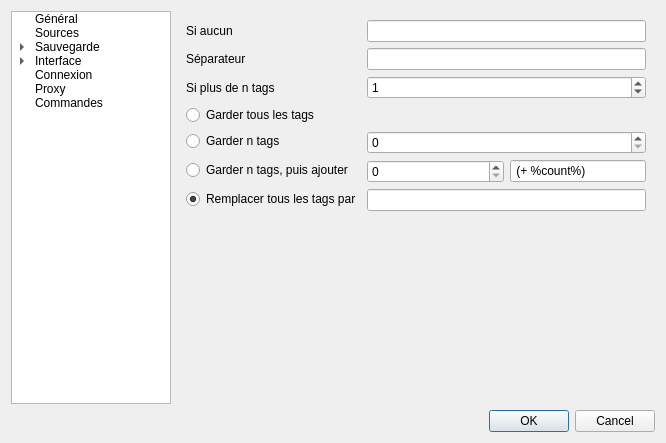
Above: ui/optionswindow.ui from XanderMld/imgbrd-grabber before the change. Below: the same form after it.
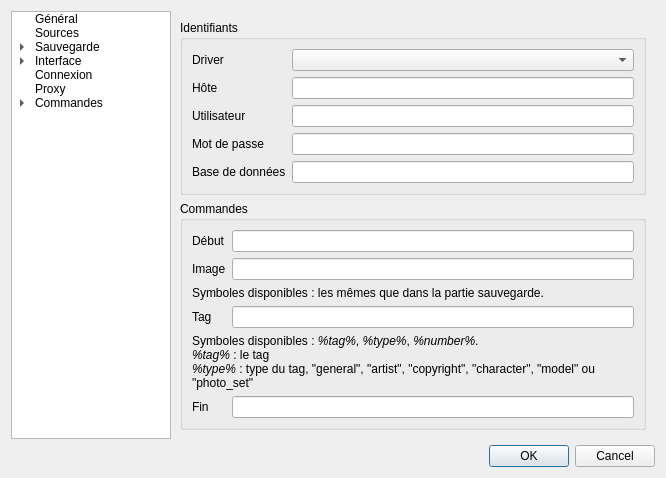
That is the form after the change. Icons and pictures are not drawn.

Commit message: * Simplification of the commands system (code wise). * Added database commands support. * Fixed merging issues. * Added missing translations. * Improved zerochan support.

Diff of the .ui file:
```diff
--- a/ui/optionswindow.ui
+++ b/ui/optionswindow.ui
@@ -20,6 +20,9 @@
   <layout class="QVBoxLayout" name="verticalLayout">
    <item>
     <layout class="QHBoxLayout" name="horizontalLayout" stretch="0,0">
+     <property name="spacing">
+      <number>0</number>
+     </property>
      <property name="sizeConstraint">
       <enum>QLayout::SetFixedSize</enum>
      </property>
@@ -136,6 +139,11 @@
         <property name="text">
          <string>Commandes</string>
         </property>
+        <item>
+         <property name="text">
+          <string>Base de données</string>
+         </property>
+        </item>
        </item>
       </widget>
      </item>
@@ -148,7 +156,7 @@
         </sizepolicy>
        </property>
        <property name="currentIndex">
-        <number>6</number>
+        <number>16</number>
        </property>
        <widget class="QWidget" name="page1">
         <layout class="QFormLayout" name="formLayout_14">
@@ -1823,56 +1831,17 @@
          <property name="fieldGrowthPolicy">
           <enum>QFormLayout::AllNonFixedFieldsGrow</enum>
          </property>
-         <item row="0" column="0" colspan="2">
-          <widget class="QGroupBox" name="groupBox">
-           <property name="title">
-            <string>Avec initialisation</string>
-           </property>
-           <layout class="QFormLayout" name="formLayout_13">
-            <item row="0" column="0">
-             <widget class="QLabel" name="label_25">
-              <property name="text">
-               <string>Initialisation</string>
-              </property>
-             </widget>
-            </item>
-            <item row="0" column="1">
-             <widget class="QLineEdit" name="lineCommandsGroupInitialisation"/>
-            </item>
-            <item row="1" column="0">
-             <widget class="QLabel" name="label_26">
-              <property name="text">
-               <string>Image</string>
-              </property>
-             </widget>
-            </item>
-            <item row="1" column="1">
-             <widget class="QLineEdit" name="lineCommandsGroupImage"/>
-            </item>
-            <item row="2" column="0">
-             <widget class="QLabel" name="label_28">
-              <property name="text">
-               <string>Tag</string>
-              </property>
-             </widget>
-            </item>
-            <item row="2" column="1">
-             <widget class="QLineEdit" name="lineCommandsGroupTag"/>
-            </item>
-           </layout>
-          </widget>
-         </item>
-         <item row="1" column="0">
+         <item row="0" column="0">
           <widget class="QLabel" name="label_3">
            <property name="text">
             <string>Image</string>
            </property>
           </widget>
          </item>
-         <item row="1" column="1">
+         <item row="0" column="1">
           <widget class="QLineEdit" name="lineCommandsImage"/>
          </item>
-         <item row="2" column="0" colspan="2">
+         <item row="1" column="0" colspan="2">
           <widget class="QLabel" name="label_36">
            <property name="text">
             <string>Symboles disponibles : les mêmes que dans la partie sauvegarde.</string>
@@ -1882,17 +1851,17 @@
            </property>
           </widget>
          </item>
-         <item row="3" column="0">
+         <item row="2" column="0">
           <widget class="QLabel" name="label_47">
            <property name="text">
             <string>Tag</string>
            </property>
           </widget>
          </item>
-         <item row="3" column="1">
+         <item row="2" column="1">
           <widget class="QLineEdit" name="lineCommandsTag"/>
          </item>
-         <item row="4" column="0" colspan="2">
+         <item row="3" column="0" colspan="2">
           <widget class="QLabel" name="label_27">
            <property name="text">
             <string>Symboles disponibles : &lt;i&gt;%tag%&lt;/i&gt;, &lt;i&gt;%type%&lt;/i&gt;, &lt;i&gt;%number%&lt;/i&gt;.&lt;br/&gt;&lt;i&gt;%tag%&lt;/i&gt; : le tag&lt;br/&gt;&lt;i&gt;%type%&lt;/i&gt; : type du tag, &quot;general&quot;, &quot;artist&quot;, &quot;copyright&quot;, &quot;character&quot;, &quot;model&quot; ou &quot;photo_set&quot;&lt;br/&gt;&lt;i&gt;%number%&lt;/i&gt; : le numéro du type de tag (varie entre 0 et 6)</string>
@@ -1904,6 +1873,138 @@
          </item>
         </layout>
        </widget>
+       <widget class="QWidget" name="pageCommandsSql">
+        <layout class="QFormLayout" name="formLayout_13">
+         <item row="1" column="0" colspan="2">
+          <widget class="QGroupBox" name="groupBox_4">
+           <property name="title">
+            <string>Commandes</string>
+           </property>
+           <layout class="QFormLayout" name="formLayout_20">
+            <item row="0" column="0">
+             <widget class="QLabel" name="label_77">
+              <property name="text">
+               <string>Début</string>
+              </property>
+             </widget>
+            </item>
+            <item row="0" column="1">
+             <widget class="QLineEdit" name="lineCommandsSqlBefore"/>
+            </item>
+            <item row="1" column="0">
+             <widget class="QLabel" name="label_75">
+              <property name="text">
+               <string>Image</string>
+              </property>
+             </widget>
+            </item>
+            <item row="1" column="1">
+             <widget class="QLineEdit" name="lineCommandsSqlImage"/>
+            </item>
+            <item row="2" column="0" colspan="2">
+             <widget class="QLabel" name="label_79">
+              <property name="text">
+               <string>Symboles disponibles : les mêmes que dans la partie sauvegarde.</string>
+              </property>
+              <property name="wordWrap">
+               <bool>true</bool>
+              </property>
+             </widget>
+            </item>
+            <item row="3" column="0">
+             <widget class="QLabel" name="label_76">
+              <property name="text">
+               <string>Tag</string>
+              </property>
+             </widget>
+            </item>
+            <item row="4" column="0" colspan="2">
+             <widget class="QLabel" name="label_28">
+              <property name="text">
+               <string>Symboles disponibles : &lt;i&gt;%tag%&lt;/i&gt;, &lt;i&gt;%type%&lt;/i&gt;, &lt;i&gt;%number%&lt;/i&gt;.&lt;br/&gt;&lt;i&gt;%tag%&lt;/i&gt; : le tag&lt;br/&gt;&lt;i&gt;%type%&lt;/i&gt; : type du tag, &quot;general&quot;, &quot;artist&quot;, &quot;copyright&quot;, &quot;character&quot;, &quot;model&quot; ou &quot;photo_set&quot;&lt;br/&gt;&lt;i&gt;%number%&lt;/i&gt; : le numéro du type de tag (varie entre 0 et 6)</string>
+              </property>
+              <property name="wordWrap">
+               <bool>true</bool>
+              </property>
+             </widget>
+            </item>
+            <item row="5" column="0">
+             <widget class="QLabel" name="label_78">
+              <property name="text">
+               <string>Fin</string>
+              </property>
+             </widget>
+            </item>
+            <item row="5" column="1">
+             <widget class="QLineEdit" name="lineCommandsSqlAfter"/>
+            </item>
+            <item row="3" column="1">
+             <widget class="QLineEdit" name="lineCommandsSqlTag"/>
+            </item>
+           </layout>
+          </widget>
+         </item>
+         <item row="0" column="0" colspan="2">
+          <widget class="QGroupBox" name="groupBox">
+           <property name="title">
+            <string>Identifiants</string>
+           </property>
+           <layout class="QFormLayout" name="formLayout_19">
+            <item row="1" column="0">
+             <widget class="QLabel" name="label_24">
+              <property name="text">
+               <string>Hôte</string>
+              </property>
+             </widget>
+            </item>
+            <item row="1" column="1">
+             <widget class="QLineEdit" name="lineCommandsSqlHost"/>
+            </item>
+            <item row="2" column="0">
+             <widget class="QLabel" name="label_72">
+              <property name="text">
+               <string>Utilisateur</string>
+              </property>
+             </widget>
+            </item>
+            <item row="2" column="1">
+             <widget class="QLineEdit" name="lineCommandsSqlUser"/>
+            </item>
+            <item row="3" column="0">
+             <widget class="QLabel" name="label_73">
+              <property name="text">
+               <string>Mot de passe</string>
+              </property>
+             </widget>
+            </item>
+            <item row="3" column="1">
+             <widget class="QLineEdit" name="lineCommandsSqlPassword"/>
+            </item>
+            <item row="4" column="0">
+             <widget class="QLabel" name="label_74">
+              <property name="text">
+               <string>Base de données</string>
+              </property>
+             </widget>
+            </item>
+            <item row="4" column="1">
+             <widget class="QLineEdit" name="lineCommandsSqlDatabase"/>
+            </item>
+            <item row="0" column="0">
+             <widget class="QLabel" name="label_25">
+              <property name="text">
+               <string>Driver</string>
+              </property>
+             </widget>
+            </item>
+            <item row="0" column="1">
+             <widget class="QComboBox" name="comboCommandsSqlDriver"/>
+            </item>
+           </layout>
+          </widget>
+         </item>
+        </layout>
+       </widget>
       </widget>
      </item>
     </layout>
```
Left out of the diff: 3 changed lines with no effect on the pictures. The commit also changes 22 other files.
